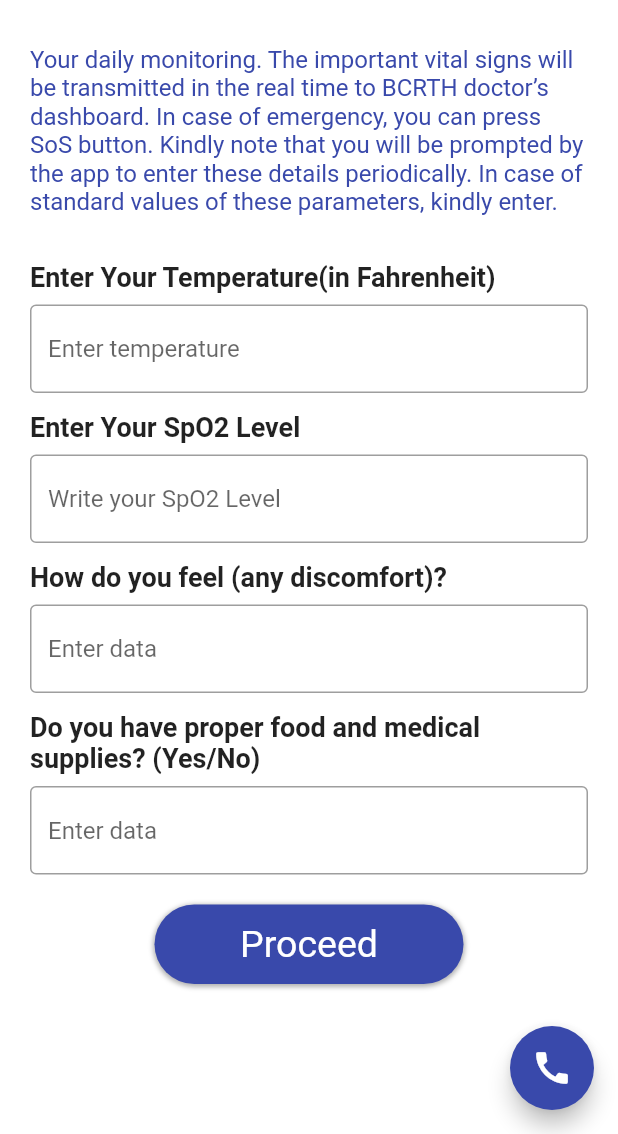
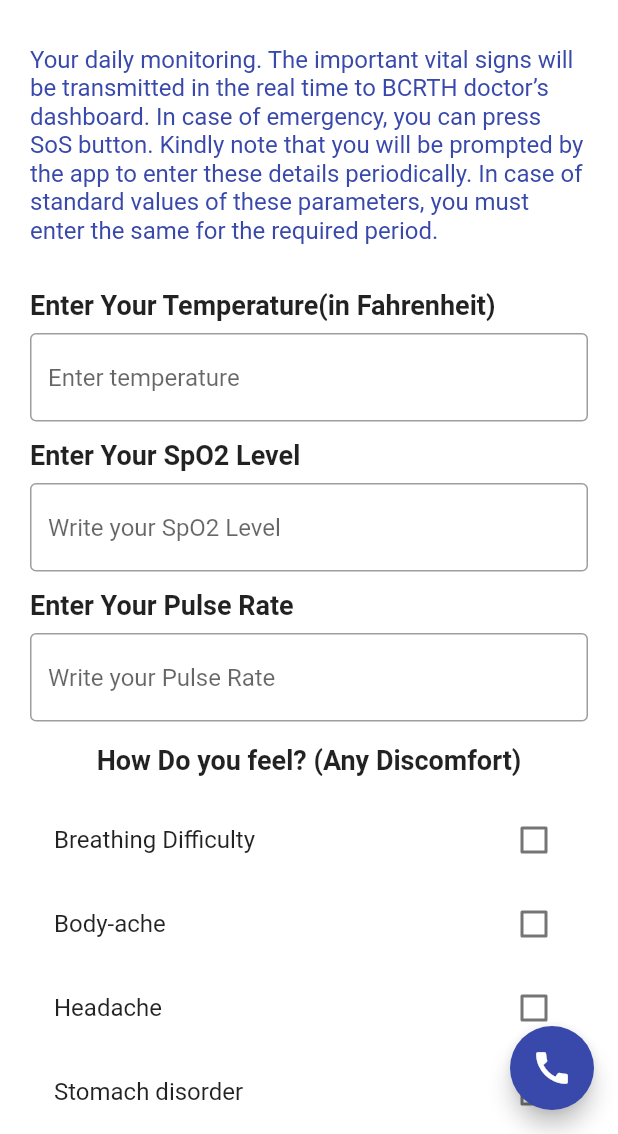
Before and after one commit to coviapp/coviapp.github.io, a Flutter app: the MonitoringQuestions screen opened by its route, on a phone screen of 412 x 824 dp, the part 102-1236 px from its top. Run offline on Flutter 3.47's test engine with Material 2 defaults, Android fonts, the phone set to English and light mode, and no system bars; our stand-ins replace flutter_local_notifications, shared_preferences; missing offline and left inert: workmanager; accounts and stored records are empty.

Commit message:
Final cahnges before launch done

```diff
--- a/lib/notifications_manager.dart
+++ b/lib/notifications_manager.dart
@@ -14,7 +14,7 @@ void notificationsManager(BuildContext context) {
   Workmanager.registerPeriodicTask(
     "2",
     "simplePeriodicTask",
-    frequency: Duration(minutes: 15),
+    frequency: Duration(hours: 6),
   );
 }
 Future notificationSelected(String payload) async {
--- a/lib/screens/do_you_have_covid.dart
+++ b/lib/screens/do_you_have_covid.dart
@@ -120,7 +120,7 @@ class _DoYouHaveCovidState extends State<DoYouHaveCovid> {
 
 
   Future<void> _launched;
-  String _phone = "7061436275";
+  String _phone = "8695571404";
   Future<void> _makePhoneCall(String url) async {
     if (await canLaunch(url)) {
       await launch(url);
--- a/lib/screens/monitoring_questions.dart
+++ b/lib/screens/monitoring_questions.dart
@@ -28,7 +28,7 @@ class _MonitoringQuestionsState extends State<MonitoringQuestions> {
   String spo2 = '';
   String extraHealthCondition = '';
   String haveFoodOrMedicalsupplies ='';
-
+  String pulseRate = '';
   DateTime isolationDate;
 
 
@@ -57,20 +57,33 @@ class _MonitoringQuestionsState extends State<MonitoringQuestions> {
     ),
   );
 
+  Widget buildPulseLevel() => buildTitle(
+    title: 'Enter Your Pulse Rate',
+    child: TextFormField(
+      initialValue: pulseRate,
+      keyboardType: TextInputType.number,
+      decoration: InputDecoration(
+        border: OutlineInputBorder(),
+        hintText: 'Write your Pulse Rate',
+      ),
+      onChanged: (data) => setState(() => this.pulseRate = data),
+    ),
+  );
+
   Widget buildExtraHealthConditions() => buildTitle(
-    title: 'How do you feel (any discomfort)?',
+    title: 'Add something in addition to above?',
     child: TextFormField(
       initialValue: extraHealthCondition,
       decoration: InputDecoration(
         border: OutlineInputBorder(),
-        hintText: 'Enter data',
+        hintText: 'Additional Discomforts',
       ),
       onChanged: (data) => setState(() => this.extraHealthCondition = data),
     ),
   );
 
   Widget buildHaveFoodOrMedicalSupplies() => buildTitle(
-    title: 'Do you have proper food and medical supplies? (Yes/No)',
+    title: 'Do you have proper food and medical supplies? (Yes/No).In case of No, please write your requirement.',
     child: TextFormField(
       initialValue: haveFoodOrMedicalsupplies,
       decoration: InputDecoration(
@@ -104,10 +117,25 @@ class _MonitoringQuestionsState extends State<MonitoringQuestions> {
         ],
       );
 
-  void printValues(List<String> answers)
-  {
-    print("----------------- Answers Values ------------------\n");
-    print("----------------- Answers Values End ------------------\n");
+
+  Map<String, bool> checkBoxValues = {
+    'Breathing Difficulty' : false,
+    'Body-ache' : false,
+    'Headache': false,
+    'Stomach disorder' : false,
+    'Anxiety' : false,
+  };
+
+  var tmpString = '';
+
+  getCheckboxItems(){
+
+    checkBoxValues.forEach((key, value) {
+      if(value == true)
+      {
+        tmpString += key + ', ';
+      }
+    });
   }
 
   CheckLoggedIn _checkLoggedIn = CheckLoggedIn();
@@ -115,7 +143,7 @@ class _MonitoringQuestionsState extends State<MonitoringQuestions> {
   String rollNo;
   String msg='';
 
-  Future putData(String feverTemp, String spo2, String extraHealthCondition, String haveFoodOrMedicalsupplies) async {
+  Future putData(String feverTemp, String spo2, String extraHealthCondition, String haveFoodOrMedicalsupplies, pulseRate) async {
     print("============inside PUTDATA in monitoring data\n");
     var url = Uri.parse('https://imedixbcr.iitkgp.ac.in/api/coviapp/add-data');
     rollNo = await _checkLoggedIn.getRollNo();
@@ -128,6 +156,7 @@ class _MonitoringQuestionsState extends State<MonitoringQuestions> {
       "patient_condition" : extraHealthCondition.toLowerCase(),
       //"rollNo" : rollNo,
       "food_supply":haveFoodOrMedicalsupplies,
+      "pulse_rate":pulseRate,
     };
     String body = json.encode(data);
     print(body);
@@ -152,7 +181,7 @@ class _MonitoringQuestionsState extends State<MonitoringQuestions> {
 
 
   Future<void> _launched;
-  String _phone = "7061436275";
+  String _phone = "8695571404";
   Future<void> _makePhoneCall(String url) async {
     if (await canLaunch(url)) {
       await launch(url);
@@ -217,10 +246,13 @@ class _MonitoringQuestionsState extends State<MonitoringQuestions> {
   Future checkFromBackend() async{
     setState(() {
       _loading=true;
+      tmpString+= extraHealthCondition;
+      extraHealthCondition = tmpString;
+      print("tmpString : $tmpString");
     });
     await getID();
     await getToken();
-    bool value = await putData(feverTemp, spo2, extraHealthCondition,haveFoodOrMedicalsupplies);
+    bool value = await putData(feverTemp, spo2, extraHealthCondition,haveFoodOrMedicalsupplies, pulseRate);
     if(value==false)
     {
       if(msg=="token has expired")
@@ -236,7 +268,7 @@ class _MonitoringQuestionsState extends State<MonitoringQuestions> {
         print(" == New Token : {$token}");
         if(value2==true)
         {
-          value = await putData(feverTemp, spo2, extraHealthCondition,haveFoodOrMedicalsupplies);
+          value = await putData(feverTemp, spo2, extraHealthCondition,haveFoodOrMedicalsupplies, pulseRate);
           if(value == true)
           {
             setState(() {
@@ -286,6 +318,7 @@ class _MonitoringQuestionsState extends State<MonitoringQuestions> {
     buildExtraHealthConditions();
     buildSpO2Level();
     buildHaveFoodOrMedicalSupplies();
+    buildPulseLevel();
   }
 
   @override
@@ -317,7 +350,7 @@ class _MonitoringQuestionsState extends State<MonitoringQuestions> {
                     alignment: Alignment.center,
                     child: Container(
                       child: Text(
-                        'Your daily monitoring. The important vital signs will be transmitted in the real time to BCRTH doctor’s dashboard. In case of emergency, you can press SoS button. Kindly note that you will be prompted by the app to enter these details periodically. In case of standard values of these parameters, kindly enter.',
+                        'Your daily monitoring. The important vital signs will be transmitted in the real time to BCRTH doctor’s dashboard. In case of emergency, you can press SoS button. Kindly note that you will be prompted by the app to enter these details periodically. In case of standard values of these parameters, you must enter the same for the required period.',
                         textAlign: TextAlign.left,
                         style: TextStyle(
                           fontSize: 16.0,
@@ -331,6 +364,31 @@ class _MonitoringQuestionsState extends State<MonitoringQuestions> {
                   buildFeverLevel(),
                   const SizedBox(height: 12),
                   buildSpO2Level(),
+                  const SizedBox(height: 12),
+                  buildPulseLevel(),
+                  const SizedBox(height: 15),
+                  Text(
+                    "How Do you feel? (Any Discomfort)",
+                    style: TextStyle(fontWeight: FontWeight.bold, fontSize: 18),
+                  ),
+                  SizedBox(height: 15),
+                  ListView(
+                    physics: ScrollPhysics(),
+                    shrinkWrap: true,
+                    children: checkBoxValues.keys.map((String key) {
+                      return new CheckboxListTile(
+                        title: new Text(key),
+                        value: checkBoxValues[key],
+                        activeColor: kWeirdBlue,
+                        checkColor: Colors.white,
+                        onChanged: (bool value) {
+                          setState(() {
+                            checkBoxValues[key] = value;
+                          });
+                        },
+                      );
+                    }).toList(),
+                  ),
                   const SizedBox(height: 12),
                   buildExtraHealthConditions(),
                   const SizedBox(height: 12),
@@ -374,6 +432,7 @@ class _MonitoringQuestionsState extends State<MonitoringQuestions> {
                 ),
               ),
               onTap: () async{
+                getCheckboxItems();
                 if(feverTemp=='')
                 {
                   AlertBox(
--- a/lib/screens/monitoring_questions_transition.dart
+++ b/lib/screens/monitoring_questions_transition.dart
@@ -40,7 +40,7 @@ Future getID() async
   rollNo = await _checkLoggedIn.getRollNo();
 }
   Future<void> _launched;
-  String _phone = "7061436275";
+  String _phone = "8695571404";
   Future<void> _makePhoneCall(String url) async {
     if (await canLaunch(url)) {
       await launch(url);
--- a/lib/utilities/customAppBar.dart
+++ b/lib/utilities/customAppBar.dart
@@ -59,7 +59,7 @@ class _CustomAppBarState extends State<CustomAppBar> {
                       context: context,
                       alertContent:
                       '''If you want any immediate help or want to contact the medical facility regarding any problem you are facing, here are the contacts which you can approach:\n
-                      \n𝗛𝗢𝗦𝗣𝗜𝗧𝗔𝗟\n\nBCRTH ER : (8695571404)\nBCRTH Help Desk : (03222-81008/81009)\nDr.I.Banerjee : (03222-82652)
+                      \n𝗛𝗢𝗦𝗣𝗜𝗧𝗔𝗟\n\nBCRTH ER : (8695571404)\nBCRTH Help Desk : (03222-81008/81009)\n
                       \n𝗙𝗢𝗢𝗗 𝗦𝗨𝗣𝗣𝗟𝗬\n\nBRH Mess : (9775536579/9126784350)\nNVH Mess : (8293999071)\nSunday food truck : (8617389794)\nBiplob Da : (7407031717)\nBikash Da : (9851874317)\nHeritage : (7407000227)\nDakshin : (9674873015)\nRao Garu shop in Tech (Andhra style breakfast) : (8293476093)\nSayan Dutta home delivery : (8016895224)\n
                       \n𝗚𝗥𝗢𝗖𝗘𝗥𝗬\n\nKgp bazaar (where orders can be picked and ordered online) : (https://www.bazaarkgp.com)\n\nTech.M vegetable/eggs : (9002468543) \nRitam online services : (9046419665, 7003009650)\nTech.M groceries : (9002821867)\nSpencers- Orders can be placed in website : (8348502831)
 
```
